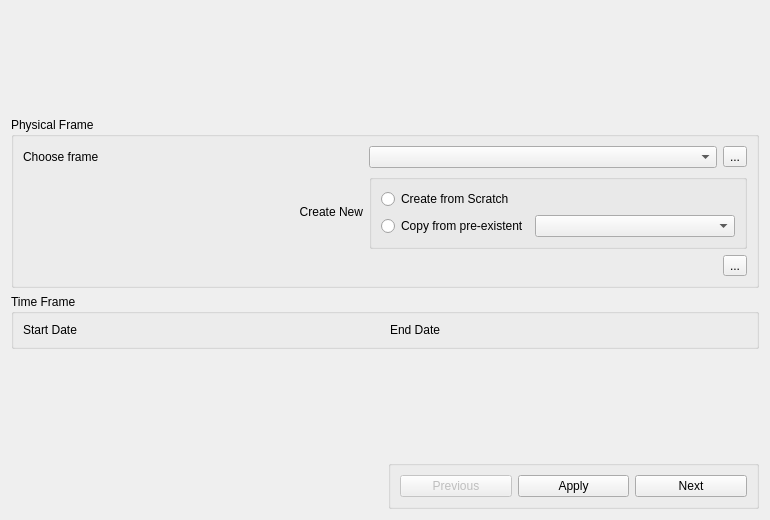
This is app_new/frmframe.ui in doublebyte1/app_solution as Qt 5 draws it before an edit. The edited form follows.
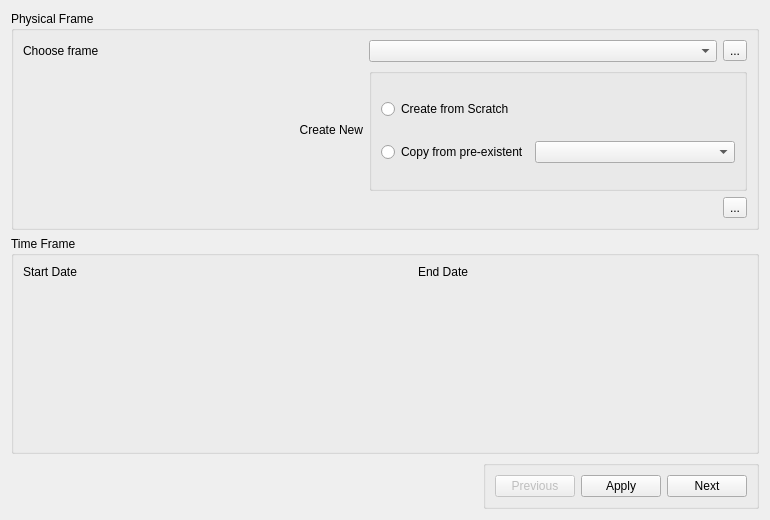
This is the edited form. Icons and pictures are not drawn. Custom widgets are drawn as their Qt base class.

Patch:
```diff
--- a/app_new/frmframe.ui
+++ b/app_new/frmframe.ui
@@ -13,8 +13,8 @@
   <property name="windowTitle">
    <string>Form</string>
   </property>
-  <layout class="QGridLayout" name="gridLayout_3">
-   <item row="1" column="0" colspan="2">
+  <layout class="QGridLayout" name="gridLayout_4">
+   <item row="0" column="0" colspan="2">
     <widget class="QGroupBox" name="groupPhysical">
      <property name="title">
       <string>Physical Frame</string>
@@ -114,16 +114,16 @@
      </layout>
     </widget>
    </item>
-   <item row="2" column="0" colspan="2">
+   <item row="1" column="0" colspan="2">
     <widget class="QGroupBox" name="groupTime">
      <property name="title">
       <string>Time Frame</string>
      </property>
-     <layout class="QHBoxLayout" name="horizontalLayout">
-      <item>
+     <layout class="QGridLayout" name="gridLayout_3">
+      <item row="0" column="0">
        <widget class="QLabel" name="label">
         <property name="sizePolicy">
-         <sizepolicy hsizetype="Fixed" vsizetype="Preferred">
+         <sizepolicy hsizetype="Fixed" vsizetype="Fixed">
           <horstretch>0</horstretch>
           <verstretch>0</verstretch>
          </sizepolicy>
@@ -133,20 +133,10 @@
         </property>
        </widget>
       </item>
-      <item>
-       <widget class="CustomTimeCtrl" name="customDtStart">
-        <property name="sizePolicy">
-         <sizepolicy hsizetype="Expanding" vsizetype="Preferred">
-          <horstretch>0</horstretch>
-          <verstretch>0</verstretch>
-         </sizepolicy>
-        </property>
-       </widget>
-      </item>
-      <item>
+      <item row="0" column="2">
        <widget class="QLabel" name="label_2">
         <property name="sizePolicy">
-         <sizepolicy hsizetype="Fixed" vsizetype="Preferred">
+         <sizepolicy hsizetype="Fixed" vsizetype="Fixed">
           <horstretch>0</horstretch>
           <verstretch>0</verstretch>
          </sizepolicy>
@@ -156,7 +146,17 @@
         </property>
        </widget>
       </item>
-      <item>
+      <item row="1" column="1">
+       <widget class="CustomTimeCtrl" name="customDtStart">
+        <property name="sizePolicy">
+         <sizepolicy hsizetype="Expanding" vsizetype="Preferred">
+          <horstretch>0</horstretch>
+          <verstretch>0</verstretch>
+         </sizepolicy>
+        </property>
+       </widget>
+      </item>
+      <item row="1" column="2">
        <widget class="CustomTimeCtrl" name="customDtEnd">
         <property name="sizePolicy">
          <sizepolicy hsizetype="Expanding" vsizetype="Preferred">
@@ -169,7 +169,20 @@
      </layout>
     </widget>
    </item>
-   <item row="4" column="1">
+   <item row="2" column="0">
+    <spacer name="horizontalSpacer">
+     <property name="orientation">
+      <enum>Qt::Horizontal</enum>
+     </property>
+     <property name="sizeHint" stdset="0">
+      <size>
+       <width>484</width>
+       <height>45</height>
+      </size>
+     </property>
+    </spacer>
+   </item>
+   <item row="2" column="1">
     <widget class="QGroupBox" name="groupBackNext">
      <property name="sizePolicy">
       <sizepolicy hsizetype="Preferred" vsizetype="Fixed">
@@ -216,32 +229,6 @@
      </layout>
     </widget>
    </item>
-   <item row="0" column="0">
-    <spacer name="verticalSpacer">
-     <property name="orientation">
-      <enum>Qt::Vertical</enum>
-     </property>
-     <property name="sizeHint" stdset="0">
-      <size>
-       <width>20</width>
-       <height>40</height>
-      </size>
-     </property>
-    </spacer>
-   </item>
-   <item row="3" column="0">
-    <spacer name="verticalSpacer_2">
-     <property name="orientation">
-      <enum>Qt::Vertical</enum>
-     </property>
-     <property name="sizeHint" stdset="0">
-      <size>
-       <width>20</width>
-       <height>40</height>
-      </size>
-     </property>
-    </spacer>
-   </item>
   </layout>
  </widget>
  <customwidgets>
```
